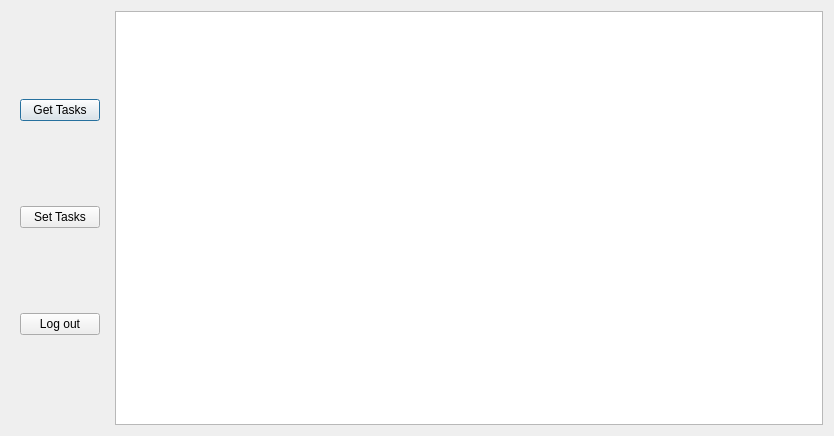
Smartkin/DevProm-REST, file REST_DevProm/workingwindow.ui: the form before one commit.
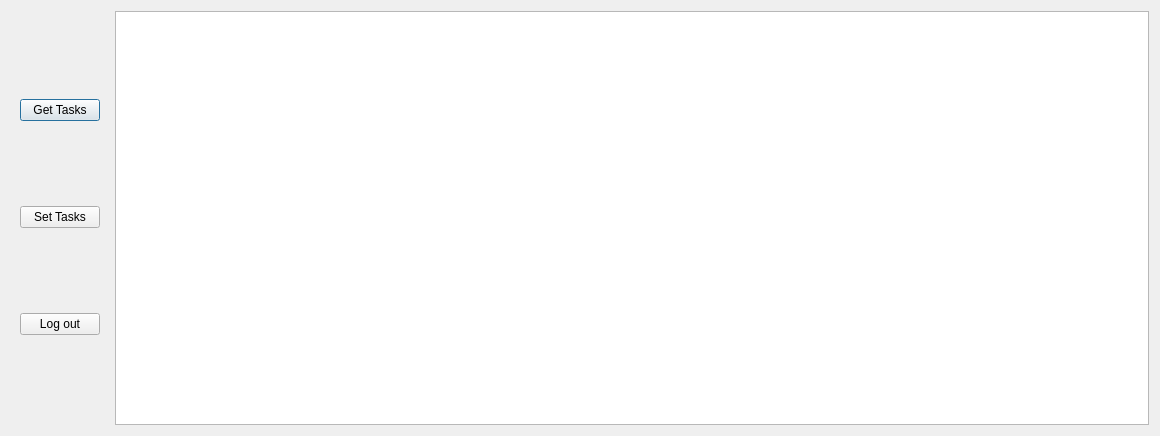
The form after the commit.

Patch:
```diff
--- a/REST_DevProm/workingwindow.ui
+++ b/REST_DevProm/workingwindow.ui
@@ -6,7 +6,7 @@
    <rect>
     <x>0</x>
     <y>0</y>
-    <width>834</width>
+    <width>1160</width>
     <height>436</height>
    </rect>
   </property>
```
